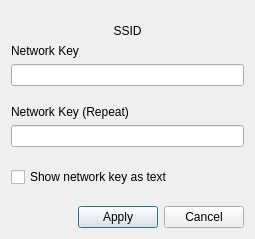
This is src-qt5/pc-firstbootgui/netKey.ui in trueos/pcbsd as Qt 5 draws it before an edit. The edited form follows.
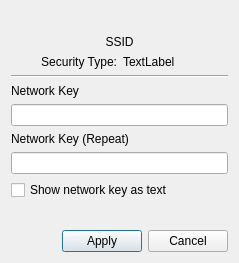
This is the edited form.

Commit message: Make sure the firstboot UI is also full screen in the background (just like the intaller). Also update the netkey dialog so that the user can see which security type was detected (wifi points which have an error in the security detection are ignored), and center that dialog on the main window.

What changed in the file:
```diff
--- a/src-qt5/pc-firstbootgui/netKey.ui
+++ b/src-qt5/pc-firstbootgui/netKey.ui
@@ -6,8 +6,8 @@
    <rect>
     <x>0</x>
     <y>0</y>
-    <width>255</width>
-    <height>239</height>
+    <width>239</width>
+    <height>263</height>
    </rect>
   </property>
   <property name="windowTitle">
@@ -40,6 +40,34 @@
      </property>
     </widget>
    </item>
+   <item>
+    <layout class="QHBoxLayout" name="horizontalLayout_2">
+     <item>
+      <widget class="QLabel" name="label_sectitle">
+       <property name="text">
+        <string>Security Type:</string>
+       </property>
+       <property name="alignment">
+        <set>Qt::AlignRight|Qt::AlignTrailing|Qt::AlignVCenter</set>
+       </property>
+      </widget>
+     </item>
+     <item>
+      <widget class="QLabel" name="label_security">
+       <property name="text">
+        <string>TextLabel</string>
+       </property>
+      </widget>
+     </item>
+    </layout>
+   </item>
+   <item>
+    <widget class="Line" name="line">
+     <property name="orientation">
+      <enum>Qt::Horizontal</enum>
+     </property>
+    </widget>
+   </item>
    <item>
     <widget class="QLabel" name="label">
      <property name="text">
@@ -50,19 +78,6 @@
    <item>
     <widget class="QLineEdit" name="lineKey2"/>
    </item>
-   <item>
-    <spacer name="verticalSpacer_4">
-     <property name="orientation">
-      <enum>Qt::Vertical</enum>
-     </property>
-     <property name="sizeHint" stdset="0">
-      <size>
-       <width>20</width>
-       <height>40</height>
-      </size>
-     </property>
-    </spacer>
-   </item>
    <item>
     <widget class="QLabel" name="label_2">
      <property name="text">
@@ -73,19 +88,6 @@
    <item>
     <widget class="QLineEdit" name="lineKey"/>
    </item>
-   <item>
-    <spacer name="verticalSpacer">
-     <property name="orientation">
-      <enum>Qt::Vertical</enum>
-     </property>
-     <property name="sizeHint" stdset="0">
-      <size>
-       <width>20</width>
-       <height>40</height>
-      </size>
-     </property>
-    </spacer>
-   </item>
    <item>
     <widget class="QCheckBox" name="checkShowKey">
      <property name="text">
```
The commit also changes 4 other files.
